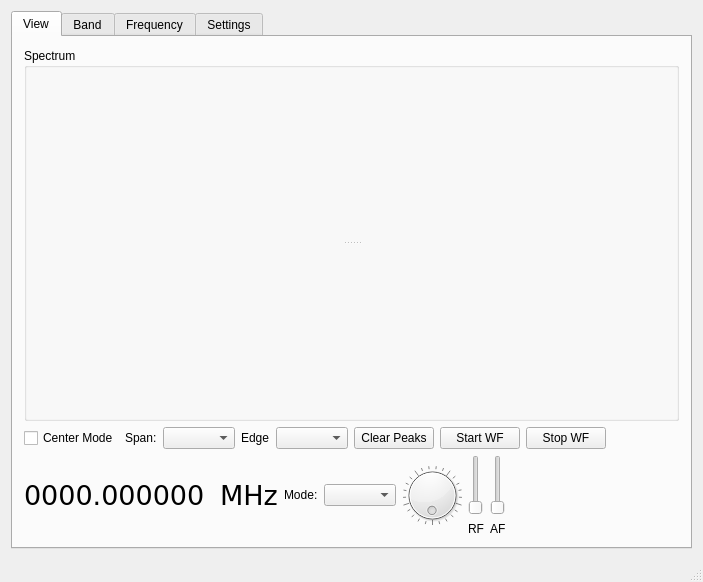
This is wfmain.ui in adecarolis/wfweb as Qt 5 draws it before an edit. The edited form follows.
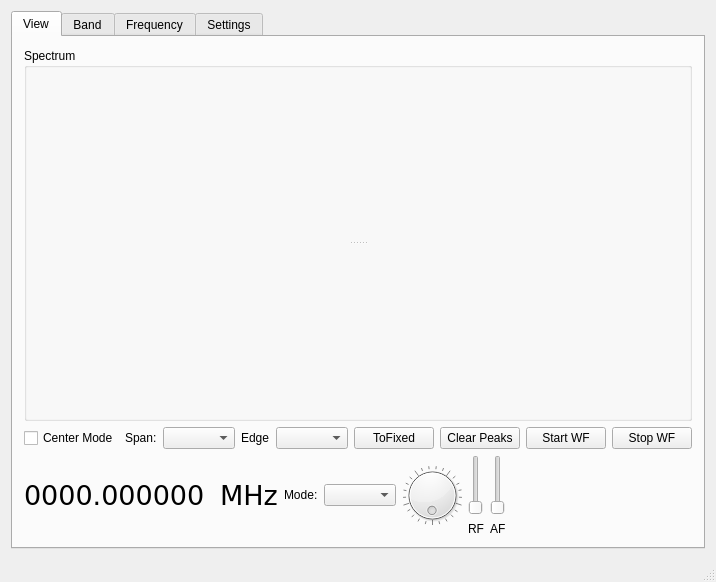
This is the edited form. Custom widgets are drawn as their Qt base class.

```diff
--- a/wfmain.ui
+++ b/wfmain.ui
@@ -75,6 +75,16 @@
           <item>
            <widget class="QComboBox" name="scopeEdgeCombo"/>
           </item>
+          <item>
+           <widget class="QPushButton" name="toFixedBtn">
+            <property name="toolTip">
+             <string>&lt;html&gt;&lt;head/&gt;&lt;body&gt;&lt;p&gt;Press button to convert center mode spectrum to fixed mode, preserving the range. This allows you to tune without the spectrum moving, in the same currently-visible range that you see now. &lt;/p&gt;&lt;p&gt;&lt;br/&gt;&lt;/p&gt;&lt;p&gt;The currently-selected edge slot will be overriden.&lt;/p&gt;&lt;/body&gt;&lt;/html&gt;</string>
+            </property>
+            <property name="text">
+             <string>ToFixed</string>
+            </property>
+           </widget>
+          </item>
           <item>
            <widget class="QPushButton" name="clearPeakBtn">
             <property name="text">
```
